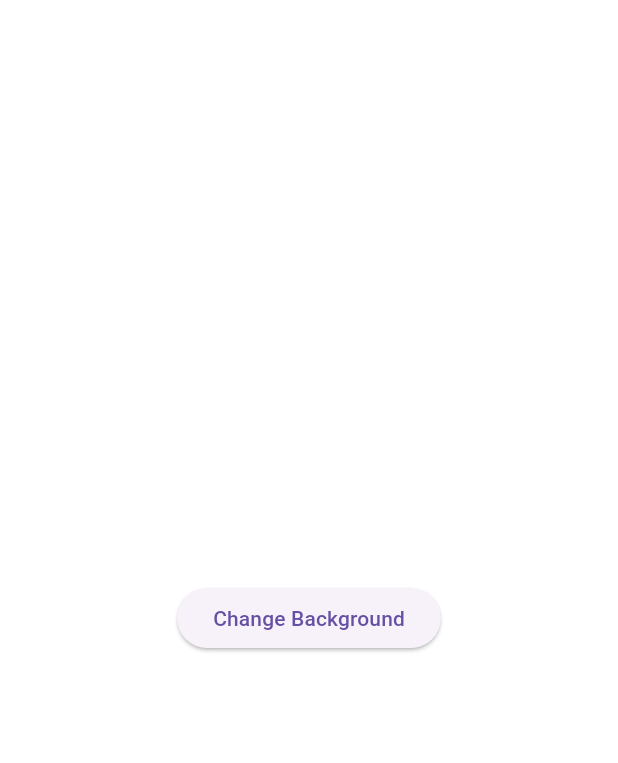
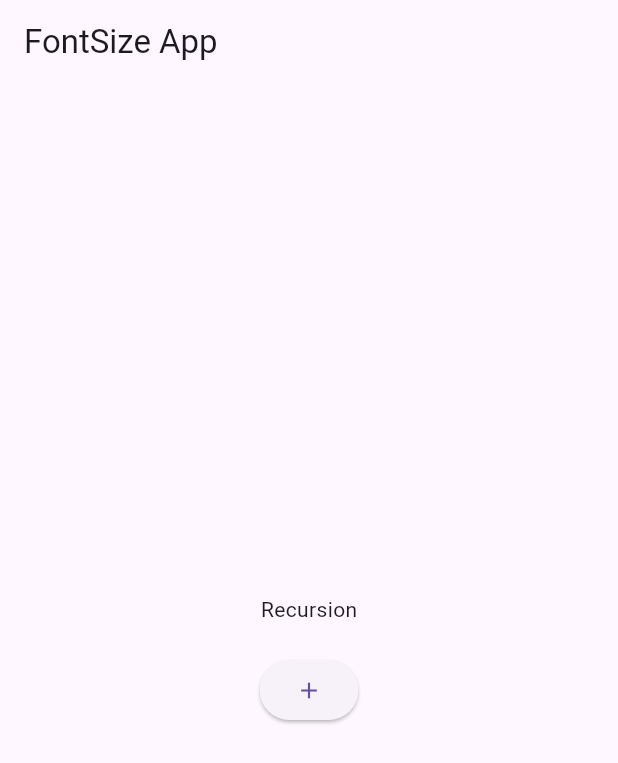
Before and after one commit to brijeshchhatrala01/flutter_ui_assignment, a Flutter app: the screen it shows after launch, on a phone screen of 412 x 824 dp. Shown: the top 763 px of the screen. Run offline on Flutter 3.47's test engine with Material 3 defaults, Android fonts, the phone set to English and light mode, and no system bars.

Commit message:
increase fontsize

```diff
--- a/lib/pages/homepage.dart
+++ b/lib/pages/homepage.dart
@@ -1,5 +1,3 @@
-import 'dart:math';
-
 import 'package:flutter/material.dart';
 
 class HomePage extends StatefulWidget {
@@ -10,32 +8,39 @@ class HomePage extends StatefulWidget {
 }
 
 class _HomePageState extends State<HomePage> {
-  List<Color> colors = [
-    Colors.white,
-    Colors.black,
-    Colors.green,
-    Colors.amber,
-    Colors.deepOrange,
-    Colors.deepPurple,
-    Colors.blue,
-    Colors.lime
-  ];
-
-  Color _defaultColor = Colors.white;
-
+  double fontSizeOfText = 14;
   @override
   Widget build(BuildContext context) {
     return Scaffold(
-      backgroundColor: _defaultColor,
+      appBar: AppBar(
+        title: const Text("FontSize App"),
+      ),
       body: Center(
-        child: ElevatedButton(
-            onPressed: () {
-              setState(() {
-                Random random = Random();
-                _defaultColor = colors[random.nextInt(colors.length)];
-              });
-            },
-            child: const Text("Change Background")),
+        child: Column(
+          mainAxisAlignment: MainAxisAlignment.center,
+          children: [
+            Text(
+              "Recursion",
+              style: TextStyle(fontSize: fontSizeOfText),
+            ),
+            const SizedBox(
+              height: 20,
+            ),
+            ElevatedButton(
+                onPressed: () {
+                  setState(() {
+                    if (fontSizeOfText <= 40) {
+                      fontSizeOfText += 2;
+                    } else {
+                      fontSizeOfText = 40;
+                      ScaffoldMessenger.of(context).showSnackBar(
+                          const SnackBar(content: Text("Not Possible")));
+                    }
+                  });
+                },
+                child: const Icon(Icons.add))
+          ],
+        ),
       ),
     );
   }
```
